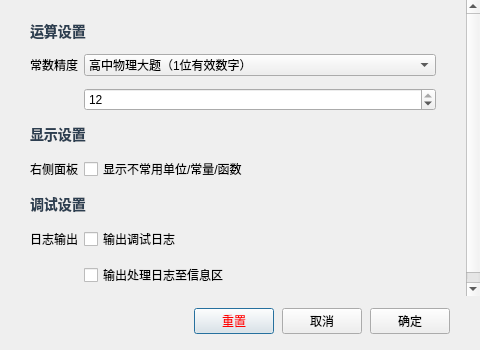
First picture: the form in ui/settings.ui, repository ljx-13/DimCalculator, before the edit.
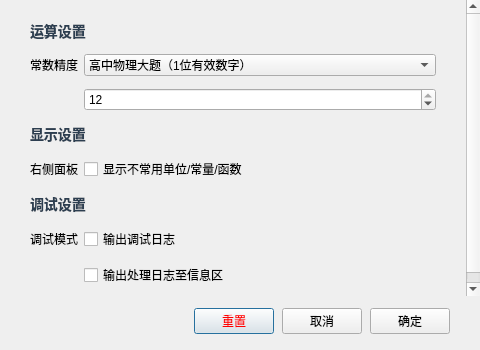
Second picture: the form after the edit.

Commit message: 实现了“输出日志到信息区”设置项，close #2

Patch:
```diff
--- a/ui/settings.ui
+++ b/ui/settings.ui
@@ -181,7 +181,7 @@
        <item row="6" column="0">
         <widget class="QLabel" name="label_5">
          <property name="text">
-          <string>日志输出</string>
+          <string>调试模式</string>
          </property>
         </widget>
        </item>
```
The commit also changes 4 other files.
